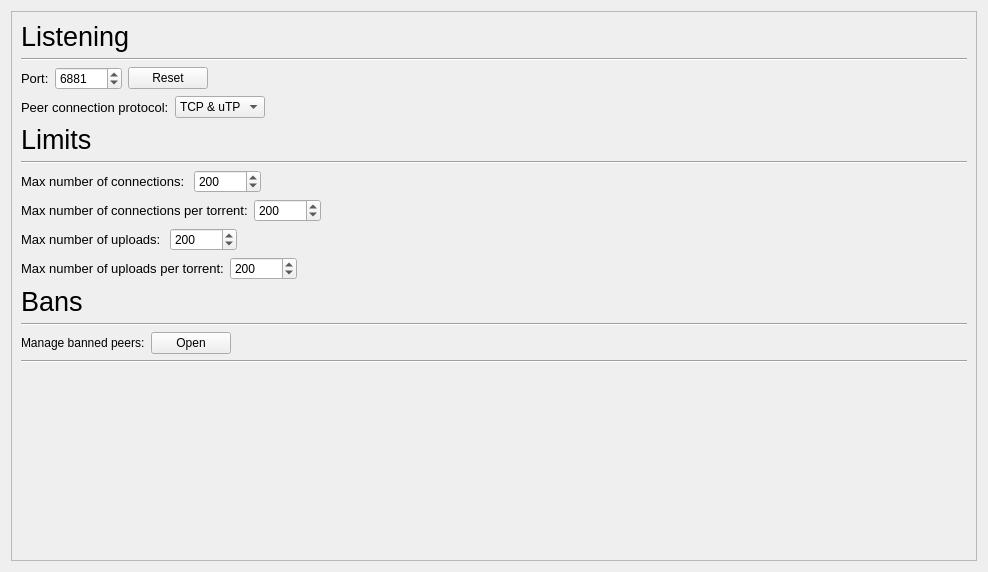
This is widgets/connectionsettings.ui in commmrade/TorrentClient as Qt 5 draws it before an edit. The edited form follows.
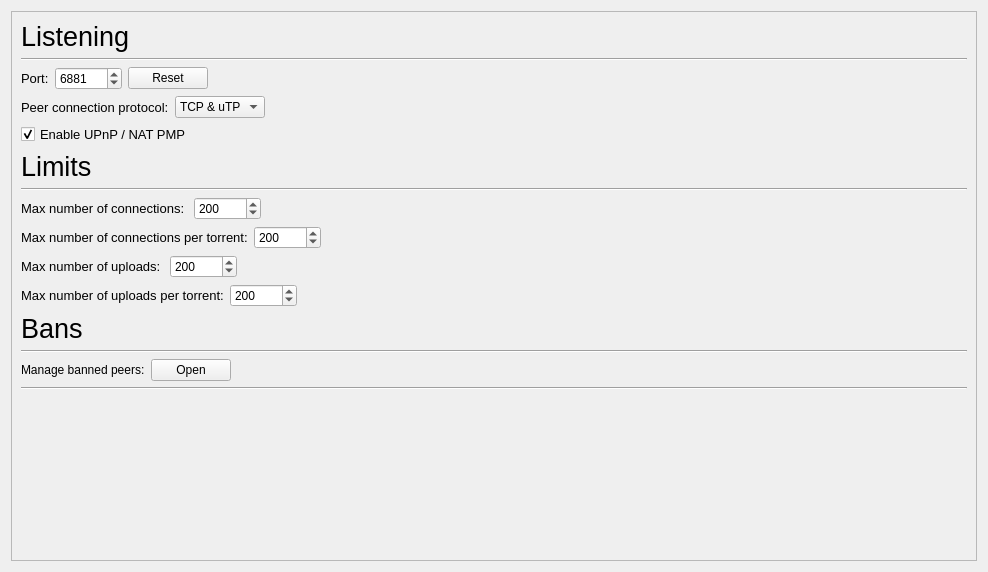
This is the edited form.

Diff of the .ui file:
```diff
--- a/widgets/connectionsettings.ui
+++ b/widgets/connectionsettings.ui
@@ -28,8 +28,8 @@
         <height>552</height>
        </rect>
       </property>
-      <layout class="QGridLayout" name="gridLayout_4">
-       <item row="0" column="0">
+      <layout class="QVBoxLayout" name="verticalLayout">
+       <item>
         <widget class="QLabel" name="listeningLabel">
          <property name="sizePolicy">
           <sizepolicy hsizetype="Preferred" vsizetype="Minimum">
@@ -53,14 +53,14 @@
          </property>
         </widget>
        </item>
-       <item row="1" column="0" colspan="2">
+       <item>
         <widget class="Line" name="line_10">
          <property name="orientation">
           <enum>Qt::Orientation::Horizontal</enum>
          </property>
         </widget>
        </item>
-       <item row="2" column="0" colspan="2">
+       <item>
         <layout class="QHBoxLayout" name="horizontalLayout_9">
          <item>
           <widget class="QLabel" name="portLabel">
@@ -109,7 +109,7 @@
          </item>
         </layout>
        </item>
-       <item row="3" column="0" colspan="2">
+       <item>
         <layout class="QHBoxLayout" name="horizontalLayout_10">
          <item>
           <widget class="QLabel" name="peerConnProtocolLabel">
@@ -157,7 +157,39 @@
          </item>
         </layout>
        </item>
-       <item row="4" column="0">
+       <item>
+        <layout class="QHBoxLayout" name="horizontalLayout">
+         <item>
+          <widget class="QCheckBox" name="natBox">
+           <property name="font">
+            <font>
+             <pointsize>10</pointsize>
+            </font>
+           </property>
+           <property name="text">
+            <string>Enable UPnP / NAT PMP</string>
+           </property>
+           <property name="checked">
+            <bool>true</bool>
+           </property>
+          </widget>
+         </item>
+         <item>
+          <spacer name="horizontalSpacer_13">
+           <property name="orientation">
+            <enum>Qt::Orientation::Horizontal</enum>
+           </property>
+           <property name="sizeHint" stdset="0">
+            <size>
+             <width>40</width>
+             <height>20</height>
+            </size>
+           </property>
+          </spacer>
+         </item>
+        </layout>
+       </item>
+       <item>
         <widget class="QLabel" name="limitsLabel">
          <property name="sizePolicy">
           <sizepolicy hsizetype="Preferred" vsizetype="Minimum">
@@ -181,14 +213,14 @@
          </property>
         </widget>
        </item>
-       <item row="5" column="0" colspan="2">
+       <item>
         <widget class="Line" name="line_11">
          <property name="orientation">
           <enum>Qt::Orientation::Horizontal</enum>
          </property>
         </widget>
        </item>
-       <item row="6" column="0" colspan="2">
+       <item>
         <layout class="QHBoxLayout" name="horizontalLayout_11">
          <item>
           <widget class="QLabel" name="mNumOfConLabel">
@@ -233,7 +265,7 @@
          </item>
         </layout>
        </item>
-       <item row="7" column="0" colspan="2">
+       <item>
         <layout class="QHBoxLayout" name="horizontalLayout_12">
          <item>
           <widget class="QLabel" name="mNumOfConPTLabel">
@@ -278,7 +310,7 @@
          </item>
         </layout>
        </item>
-       <item row="8" column="0" colspan="2">
+       <item>
         <layout class="QHBoxLayout" name="horizontalLayout_13">
          <item>
           <widget class="QLabel" name="mNumOfUplLabel">
@@ -323,7 +355,7 @@
          </item>
         </layout>
        </item>
-       <item row="9" column="0" colspan="2">
+       <item>
         <layout class="QHBoxLayout" name="horizontalLayout_14">
          <item>
           <widget class="QLabel" name="mNumOfUplPTLabel">
@@ -368,7 +400,7 @@
          </item>
         </layout>
        </item>
-       <item row="10" column="0">
+       <item>
         <widget class="QLabel" name="limitsLabel_2">
          <property name="sizePolicy">
           <sizepolicy hsizetype="Preferred" vsizetype="Minimum">
@@ -392,14 +424,14 @@
          </property>
         </widget>
        </item>
-       <item row="11" column="0" colspan="2">
+       <item>
         <widget class="Line" name="line_13">
          <property name="orientation">
           <enum>Qt::Orientation::Horizontal</enum>
          </property>
         </widget>
        </item>
-       <item row="12" column="0" colspan="2">
+       <item>
         <layout class="QHBoxLayout" name="horizontalLayout_15">
          <item>
           <widget class="QLabel" name="managePeersLabel">
@@ -430,14 +462,14 @@
          </item>
         </layout>
        </item>
-       <item row="13" column="0" colspan="2">
+       <item>
         <widget class="Line" name="line_12">
          <property name="orientation">
           <enum>Qt::Orientation::Horizontal</enum>
          </property>
         </widget>
        </item>
-       <item row="14" column="1">
+       <item>
         <spacer name="verticalSpacer_3">
          <property name="orientation">
           <enum>Qt::Orientation::Vertical</enum>
```
